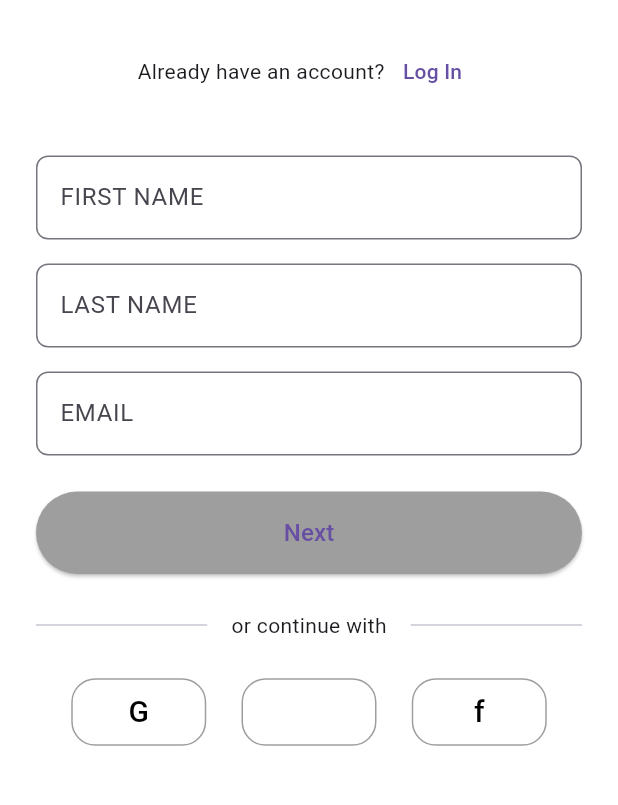
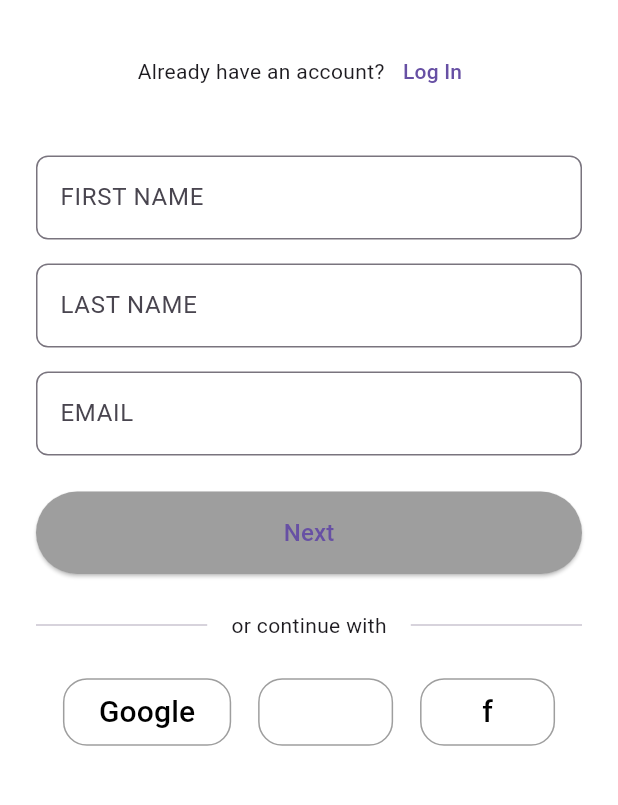
Before and after one commit to vamp-jjang/findre-app, a Flutter app: the SignUpScreen screen opened directly, on a phone screen of 412 x 824 dp, the part 224-1029 px from its top. Run offline on Flutter 3.47's test engine with Material 3 defaults, Android fonts, the phone set to English and light mode, and no system bars; our stand-ins replace firebase_auth, firebase_core; accounts and stored records are empty.

Commit message:
Changed Google button

```diff
--- a/lib/screens/signup_screen.dart
+++ b/lib/screens/signup_screen.dart
@@ -127,7 +127,7 @@ class SignUpScreen extends StatelessWidget {
                     onPressed: () {
                       // TODO: Implement Google sign in
                     },
-                    icon: 'G',
+                    icon: 'Google',
                   ),
                   _SocialButton(
                     onPressed: () {
```
